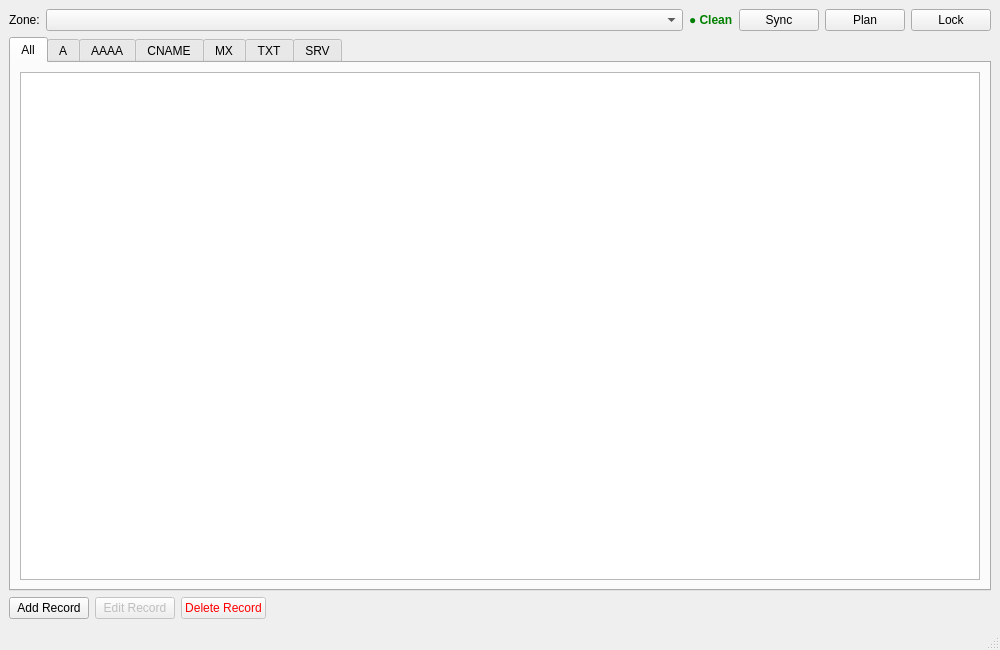
First picture: the form in gui/ui/main_window.ui, repository dhivijit/dnsctl, before the edit.
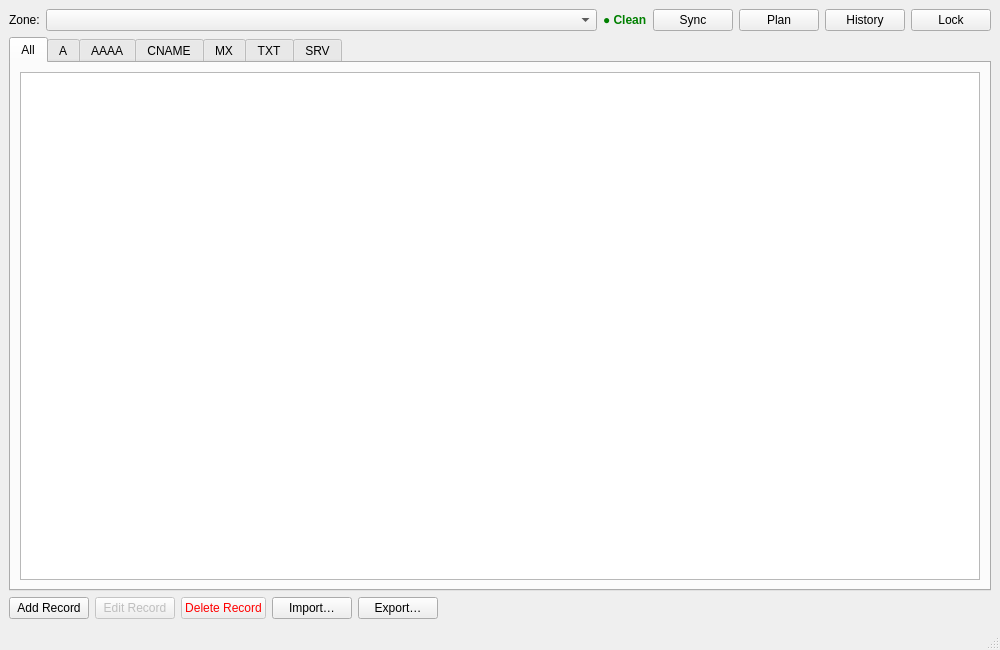
Second picture: the form after the edit.

Commit message: Add history and rollback functionality to the GUI

What changed in the file:
```diff
--- a/gui/ui/main_window.ui
+++ b/gui/ui/main_window.ui
@@ -71,6 +71,13 @@
         </property>
        </widget>
       </item>
+      <item>
+       <widget class="QPushButton" name="historyButton">
+        <property name="text">
+         <string>History</string>
+        </property>
+       </widget>
+      </item>
       <item>
        <widget class="QPushButton" name="lockButton">
         <property name="text">
@@ -259,6 +266,20 @@
         </property>
        </widget>
       </item>
+      <item>
+       <widget class="QPushButton" name="importButton">
+        <property name="text">
+         <string>Import…</string>
+        </property>
+       </widget>
+      </item>
+      <item>
+       <widget class="QPushButton" name="exportButton">
+        <property name="text">
+         <string>Export…</string>
+        </property>
+       </widget>
+      </item>
       <item>
        <spacer name="crudSpacer">
         <property name="orientation">
```
The commit also changes 8 other files.
